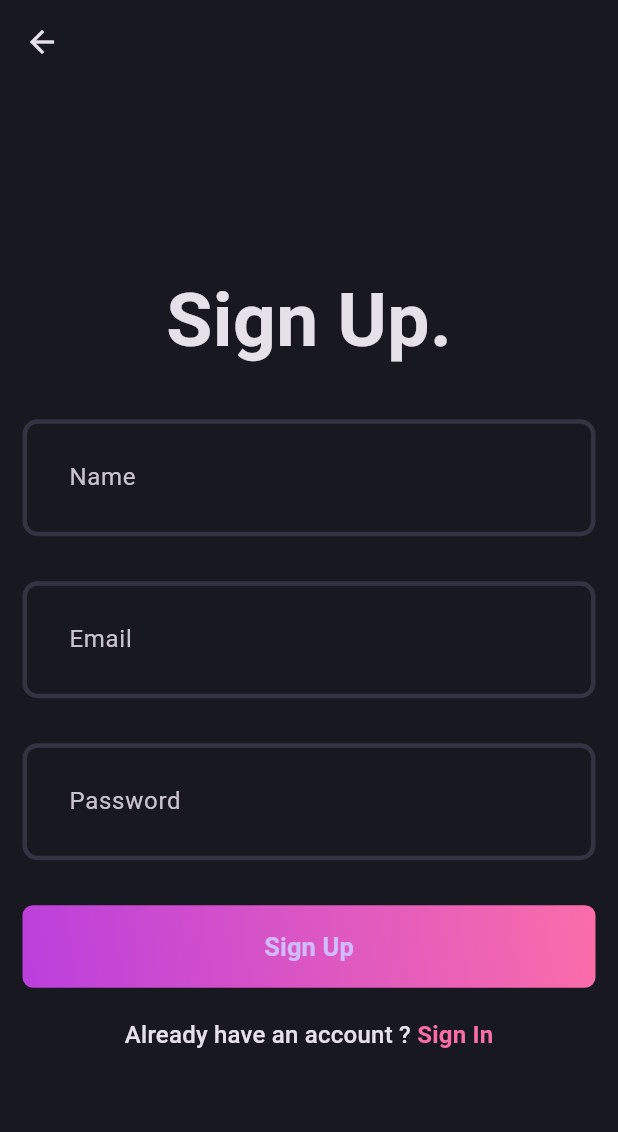
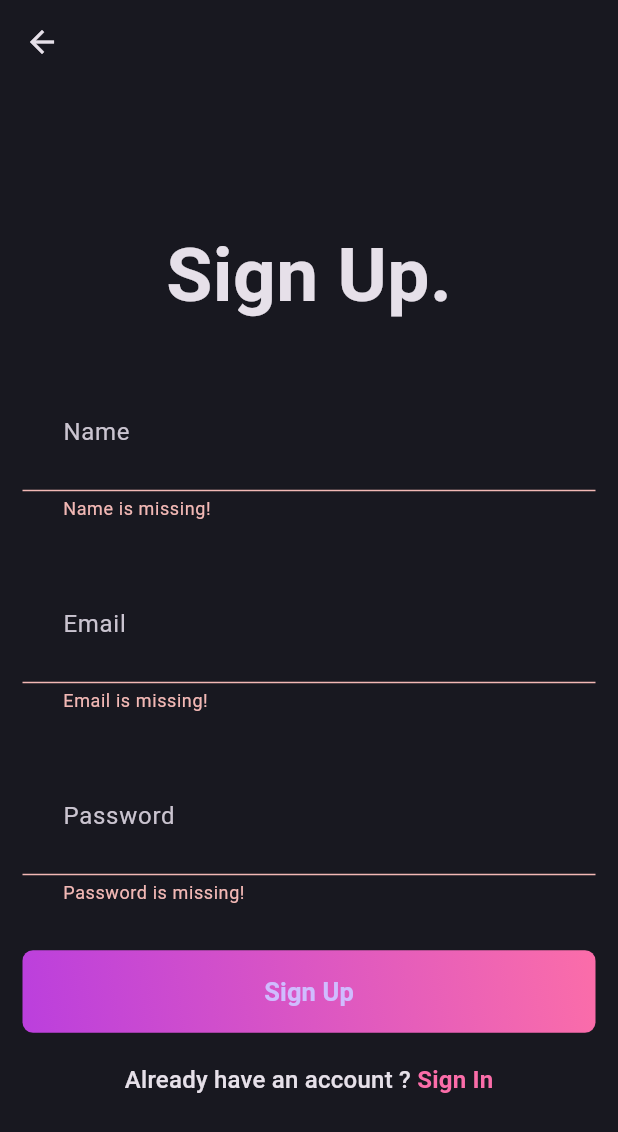
Before and after one commit to Floyden-Monteiro/Blog_App, a Flutter app: the SignUpPage screen opened directly, after a tap on "Sign Up", on a phone screen of 412 x 824 dp. Shown: the top 1132 px of the screen. Run offline on Flutter 3.47's test engine with Material 3 defaults, Android fonts, the phone set to English and light mode, and no system bars; our stand-ins replace flutter_bloc, fpdart, get_it, supabase_flutter; accounts and stored records are empty.

```diff
--- /dev/null
+++ b/devtools_options.yaml
@@ -0,0 +1,3 @@
+description: This file stores settings for Dart & Flutter DevTools.
+documentation: https://docs.flutter.dev/tools/devtools/extensions#configure-extension-enablement-states
+extensions:
--- a/lib/features/auth/data/repositories/auth_repository_impl.dart
+++ b/lib/features/auth/data/repositories/auth_repository_impl.dart
@@ -5,11 +5,12 @@ import 'package:blog_app/features/auth/domain/repository/auth_repository.dart';
 import 'package:fpdart/fpdart.dart';
 
 class AuthRepostoryImpl implements AuthRepository {
-  late final AuthRemoteDataSource remoteDataSource;
+  final AuthRemoteDataSource remoteDataSource;
+
+  AuthRepostoryImpl(this.remoteDataSource);
   @override
   Future<Either<Failure, String>> loginWithEmailPassowrd(
       {required String email, required String password}) {
-    // TODO: implement loginWithEmailPassowrd
     throw UnimplementedError();
   }
 
--- a/lib/features/auth/domain/usecases/user_sign_up.dart
+++ b/lib/features/auth/domain/usecases/user_sign_up.dart
@@ -1,12 +1,18 @@
 import 'package:blog_app/core/error/failures.dart';
 import 'package:blog_app/core/usecase/usecase.dart';
+import 'package:blog_app/features/auth/domain/repository/auth_repository.dart';
 import 'package:fpdart/fpdart.dart';
 
 class UserSignUp implements UseCase<String, UserSignUpParams> {
+  final AuthRepository authRepository;
+  const UserSignUp(this.authRepository);
   @override
-  Future<Either<Failure, String>> call(UserSignUpParams Params) async {
-    // TODO: implement call
-    throw UnimplementedError();
+  Future<Either<Failure, String>> call(UserSignUpParams params) async {
+    return await authRepository.signUpWithEmailPassowrd(
+      name: params.name,
+      email: params.email,
+      password: params.password,
+    );
   }
 }
 
--- /dev/null
+++ b/lib/features/auth/presentation/bloc/auth_bloc.dart
@@ -0,0 +1,26 @@
+import 'package:blog_app/features/auth/domain/usecases/user_sign_up.dart';
+import 'package:flutter/foundation.dart';
+import 'package:flutter_bloc/flutter_bloc.dart';
+
+part 'auth_event.dart';
+part 'auth_state.dart';
+
+class AuthBloc extends Bloc<AuthEvent, AuthState> {
+  final UserSignUp _userSignUp;
+  AuthBloc({required UserSignUp userSignUp})
+      : _userSignUp = userSignUp,
+        super(AuthInitial()) {
+    on<AuthSignUp>((event, emit) async {
+      final res = await _userSignUp(UserSignUpParams(
+        email: event.email,
+        password: event.password,
+        name: event.name,
+      ));
+
+      res.fold(
+        (l) => emit(AuthFailure(l.message)),
+        (r) => emit(AuthSuccess(r)),
+      );
+    });
+  }
+}
--- /dev/null
+++ b/lib/features/auth/presentation/bloc/auth_event.dart
@@ -0,0 +1,16 @@
+part of 'auth_bloc.dart';
+
+@immutable
+sealed class AuthEvent {}
+
+final class AuthSignUp extends AuthEvent {
+  final String email;
+  final String password;
+  final String name;
+
+  AuthSignUp({
+    required this.email,
+    required this.password,
+    required this.name,
+  });
+}
--- /dev/null
+++ b/lib/features/auth/presentation/bloc/auth_state.dart
@@ -0,0 +1,21 @@
+part of 'auth_bloc.dart';
+
+@immutable
+sealed class AuthState {
+  const AuthState();
+}
+
+final class AuthInitial extends AuthState {}
+
+final class AuthLoading extends AuthState {}
+
+final class AuthSuccess extends AuthState {
+  final String uid;
+  const AuthSuccess(this.uid);
+}
+
+final class AuthFailure extends AuthState {
+  final String message;
+
+  const AuthFailure(this.message);
+}
--- a/lib/features/auth/presentation/pages/login_page.dart
+++ b/lib/features/auth/presentation/pages/login_page.dart
@@ -56,8 +56,9 @@ class _LoginPageState extends State<LoginPage> {
                 isObscureText: true,
               ),
               const SizedBox(height: 30),
-              const AuthGradientButton(
+              AuthGradientButton(
                 buttonText: 'Sign In',
+                onPressed: () {},
               ),
               const SizedBox(height: 20),
               GestureDetector(
--- a/lib/features/auth/presentation/pages/signup_page.dart
+++ b/lib/features/auth/presentation/pages/signup_page.dart
@@ -1,8 +1,10 @@
 import 'package:blog_app/core/theme/app_pallete.dart';
+import 'package:blog_app/features/auth/presentation/bloc/auth_bloc.dart';
 import 'package:blog_app/features/auth/presentation/pages/login_page.dart';
 import 'package:flutter/material.dart';
 import 'package:blog_app/features/auth/presentation/widgets/auth_field.dart';
 import 'package:blog_app/features/auth/presentation/widgets/auth_gradient_button.dart';
+import 'package:flutter_bloc/flutter_bloc.dart';
 
 class SignUpPage extends StatefulWidget {
   static route() => MaterialPageRoute(
@@ -63,7 +65,18 @@ class _SignUpPageState extends State<SignUpPage> {
                 isObscureText: true,
               ),
               const SizedBox(height: 30),
-              const AuthGradientButton(buttonText: 'Sign Up'),
+              AuthGradientButton(
+                buttonText: 'Sign Up',
+                onPressed: () {
+                  if (formKey.currentState!.validate()) {
+                    context.read<AuthBloc>().add(AuthSignUp(
+                          email: emailController.text.trim(),
+                          password: passwordController.text.trim(),
+                          name: nameController.text.trim(),
+                        ));
+                  }
+                },
+              ),
               const SizedBox(height: 20),
               GestureDetector(
                 onTap: () {
--- a/lib/features/auth/presentation/widgets/auth_gradient_button.dart
+++ b/lib/features/auth/presentation/widgets/auth_gradient_button.dart
@@ -3,7 +3,9 @@ import 'package:blog_app/core/theme/app_pallete.dart';
 
 class AuthGradientButton extends StatelessWidget {
   final String buttonText;
-  const AuthGradientButton({super.key, required this.buttonText});
+  final VoidCallback onPressed;
+  const AuthGradientButton(
+      {super.key, required this.buttonText, required this.onPressed});
 
   @override
   Widget build(BuildContext context) {
@@ -20,7 +22,7 @@ class AuthGradientButton extends StatelessWidget {
         borderRadius: BorderRadius.circular(7),
       ),
       child: ElevatedButton(
-        onPressed: () {},
+        onPressed: onPressed,
         style: ElevatedButton.styleFrom(
           fixedSize: const Size(395, 55),
           backgroundColor: AppPallete.transparentColor,
--- a/pubspec.yaml
+++ b/pubspec.yaml
@@ -37,6 +37,8 @@ dependencies:
   cupertino_icons: ^1.0.2
   fpdart: ^1.1.0
   supabase_flutter: ^2.5.9
+  flutter_bloc: ^8.1.6
+  get_it: ^7.7.0
 
 dev_dependencies:
   flutter_test:
```
Also changed, not shown: lib/core/init_dependencies.dart (added, +37 -0 lines), lib/main.dart (+12 -5 lines), pubspec.lock.
